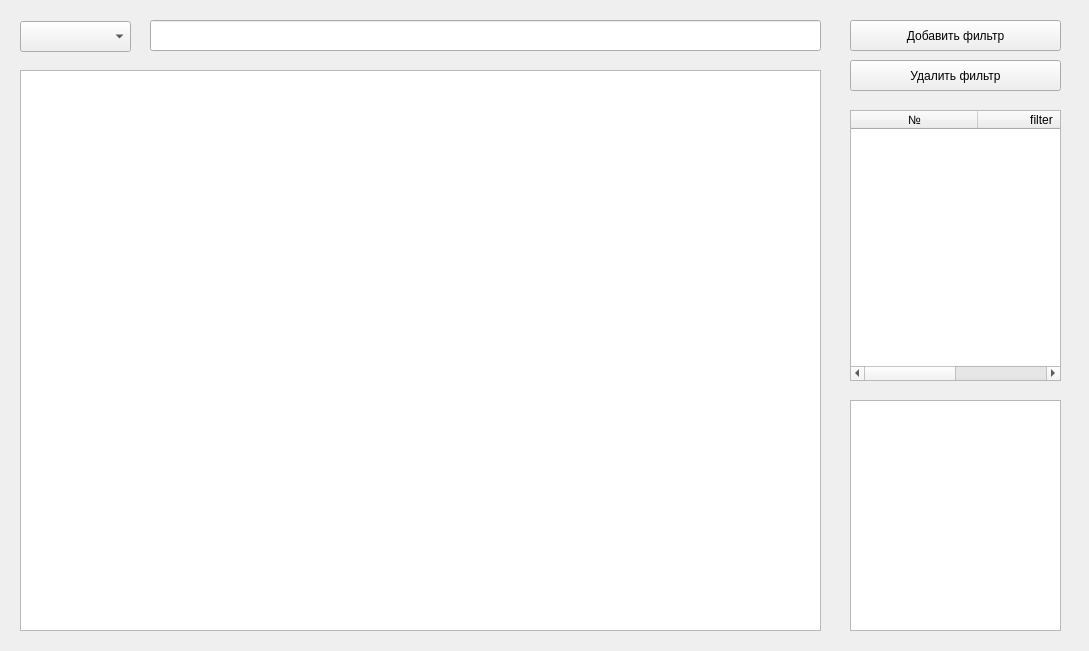
Qt form ui/Panel.ui (Richtermnd/LibraryProject) before a commit.
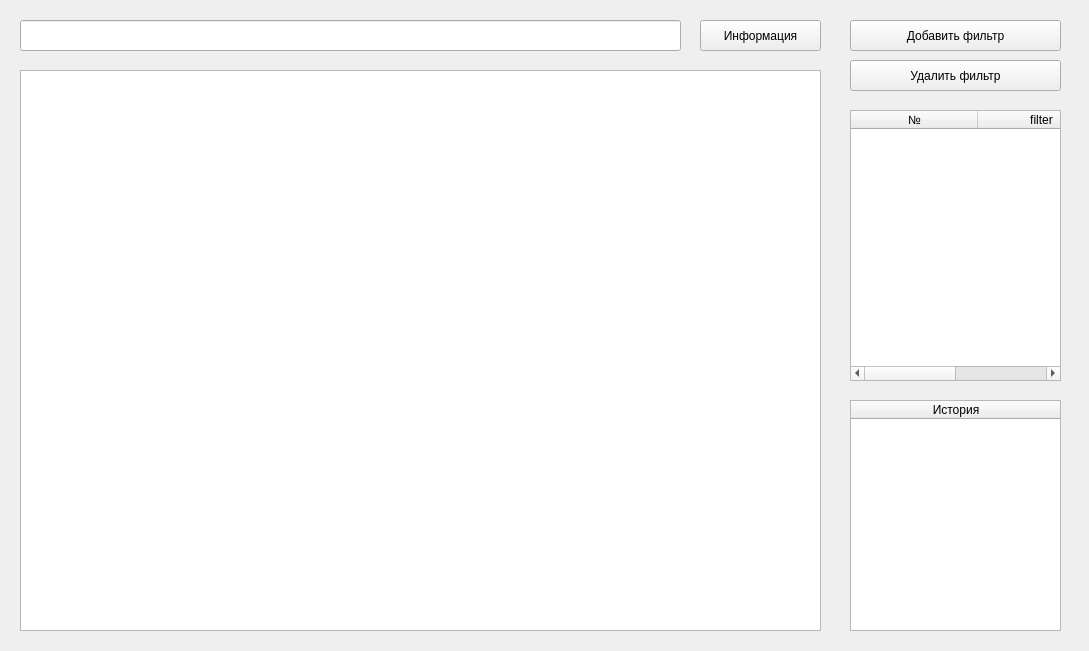
The same form after that commit.

Commit message: Make BookPreview and mb finish the BookPanel

What changed in the file:
```diff
--- a/ui/Panel.ui
+++ b/ui/Panel.ui
@@ -26,9 +26,9 @@
   <widget class="QLineEdit" name="input_search">
    <property name="geometry">
     <rect>
-     <x>150</x>
+     <x>20</x>
      <y>20</y>
-     <width>671</width>
+     <width>661</width>
      <height>31</height>
     </rect>
    </property>
@@ -55,16 +55,20 @@
      <height>231</height>
     </rect>
    </property>
-  </widget>
-  <widget class="QComboBox" name="comboBox_search_by">
-   <property name="geometry">
-    <rect>
-     <x>20</x>
-     <y>21</y>
-     <width>111</width>
-     <height>31</height>
-    </rect>
+   <property name="rowCount">
+    <number>0</number>
    </property>
+   <property name="columnCount">
+    <number>1</number>
+   </property>
+   <attribute name="horizontalHeaderDefaultSectionSize">
+    <number>210</number>
+   </attribute>
+   <column>
+    <property name="text">
+     <string>История</string>
+    </property>
+   </column>
   </widget>
   <widget class="QTableWidget" name="table_filter">
    <property name="geometry">
@@ -108,6 +112,19 @@
     <string>Удалить фильтр</string>
    </property>
   </widget>
+  <widget class="QPushButton" name="button_about">
+   <property name="geometry">
+    <rect>
+     <x>700</x>
+     <y>20</y>
+     <width>121</width>
+     <height>31</height>
+    </rect>
+   </property>
+   <property name="text">
+    <string>Информация</string>
+   </property>
+  </widget>
   <zorder>table_history</zorder>
   <zorder>table_main</zorder>
   <zorder>input_search</zorder>
```
Left out of the diff: 2 changed lines with no effect on the pictures. The commit also changes 16 other files.
